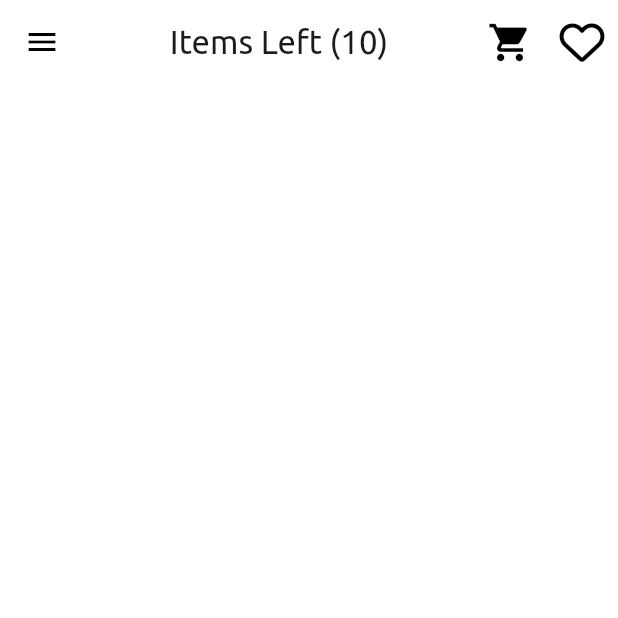
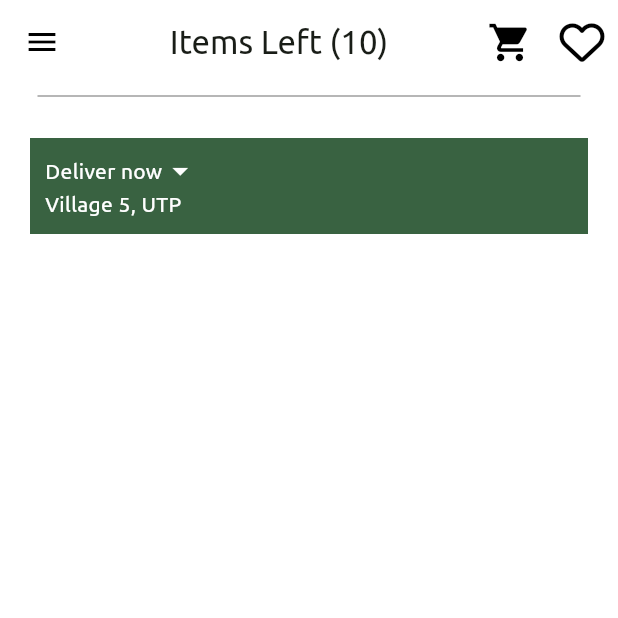
Before and after one commit to haiqalhasly/wastewise, a Flutter app: the MartPage screen opened by its route, on a phone screen of 412 x 824 dp, the top half of it. Run offline on Flutter 3.47's test engine with Material 3 defaults, Android fonts, the phone set to English and light mode, and no system bars; our stand-ins replace font_awesome_flutter; project files that could hold a hidden picture were left out.

Commit message:
adding location box

```diff
--- a/wastewise/lib/components/goods.dart
+++ b/wastewise/lib/components/goods.dart
@@ -4,6 +4,7 @@ class Goods {
   final String category;
   final String image;
   final String price;
+  final String expiredDate;
   final String quantity;
 
   Goods({
@@ -12,6 +13,7 @@ class Goods {
     required this.category,
     required this.image,
     required this.price,
+    required this.expiredDate,
     required this.quantity,
   });
 }
--- /dev/null
+++ b/wastewise/lib/components/my_current_location.dart
@@ -0,0 +1,59 @@
+import 'package:flutter/material.dart';
+
+class MyCurrentLocation extends StatelessWidget {
+  const MyCurrentLocation({super.key});
+
+  void openLocationSearchBox(BuildContext context) {
+    showDialog(
+        context: context,
+        builder: (context) => AlertDialog(
+              title: const Text('Update Location'),
+              content: const TextField(
+                decoration: InputDecoration(hintText: 'Enter your location'),
+              ),
+              actions: [
+                MaterialButton(
+                    onPressed: () => Navigator.pop(context),
+                    child: const Text('Update')),
+                MaterialButton(
+                    onPressed: () => Navigator.pop(context),
+                    child: const Text('Cancel'))
+              ],
+            ));
+  }
+
+  @override
+  Widget build(BuildContext context) {
+    return Padding(
+      padding: const EdgeInsets.all(20),
+      child: Container(
+        padding: const EdgeInsets.all(10),
+        color: Color(0xFF396241),
+        child: Column(
+          crossAxisAlignment: CrossAxisAlignment.start,
+          children: [
+            GestureDetector(
+              onTap: () => {openLocationSearchBox(context)},
+              child: Row(
+                children: [
+                  Text(
+                    'Deliver now',
+                    style: TextStyle(color: Colors.white),
+                  ),
+                  Icon(
+                    Icons.arrow_drop_down,
+                    color: Colors.white,
+                  ),
+                ],
+              ),
+            ),
+            Text(
+              'Village 5, UTP',
+              style: TextStyle(color: Colors.white),
+            ),
+          ],
+        ),
+      ),
+    );
+  }
+}
--- a/wastewise/lib/components/textfield.dart
+++ b/wastewise/lib/components/textfield.dart
@@ -2,13 +2,13 @@
 
 import 'package:flutter/material.dart';
 
-class Textfield extends StatelessWidget {
+class MyTextfield extends StatelessWidget {
   // ignore: prefer_typing_uninitialized_variables
   final controller;
   final String hintText;
   final bool obscureText;
 
-  const Textfield({
+  const MyTextfield({
     super.key,
     required this.controller,
     required this.hintText,
--- a/wastewise/lib/pages/HomePage.dart
+++ b/wastewise/lib/pages/HomePage.dart
@@ -55,7 +55,7 @@ class HomePage extends StatelessWidget {
             children: [
               SizedBox(height: 120),
               Center(
-                child: Textfield(
+                child: MyTextfield(
                     controller: searchcontroller,
                     hintText: 'Search here',
                     obscureText: false),
--- a/wastewise/lib/pages/MartPage.dart
+++ b/wastewise/lib/pages/MartPage.dart
@@ -1,6 +1,7 @@
 import 'package:flutter/material.dart';
 import 'package:font_awesome_flutter/font_awesome_flutter.dart';
 import 'package:wastewise/components/drawer.dart';
+import 'package:wastewise/components/my_current_location.dart';
 
 class MartPage extends StatelessWidget {
   const MartPage({super.key});
@@ -8,7 +9,7 @@ class MartPage extends StatelessWidget {
   @override
   Widget build(BuildContext context) {
     return Scaffold(
-      extendBodyBehindAppBar: true,
+      extendBodyBehindAppBar: false,
       appBar: AppBar(
         iconTheme: IconThemeData(color: Colors.black),
         backgroundColor: Colors.transparent,
@@ -34,8 +35,17 @@ class MartPage extends StatelessWidget {
       ),
       drawer: MyDrawer(),
       backgroundColor: Colors.white,
-
-
+      body: Column(
+        mainAxisAlignment: MainAxisAlignment.start,
+        children: [
+          Divider(
+            color: Colors.grey,
+            indent: 25,
+            endIndent: 25,
+          ),
+          MyCurrentLocation()
+        ],
+      ),
     );
   }
 }
--- a/wastewise/lib/pages/login_page.dart
+++ b/wastewise/lib/pages/login_page.dart
@@ -61,7 +61,7 @@ class LoginPage extends StatelessWidget {
                     child: Text("Email"),
                   ),
                   SizedBox(height: 5),
-                  Textfield(
+                  MyTextfield(
                     controller: addresscontroller,
                     hintText: 'Email',
                     obscureText: false,
@@ -73,7 +73,7 @@ class LoginPage extends StatelessWidget {
                     child: Text("Password"),
                   ),
                   SizedBox(height: 5),
-                  Textfield(
+                  MyTextfield(
                     controller: passwordcontroller,
                     hintText: 'Password',
                     obscureText: true,
```
Also changed, not shown: wastewise/lib/components/mart.dart (added, +96 -0 lines).
